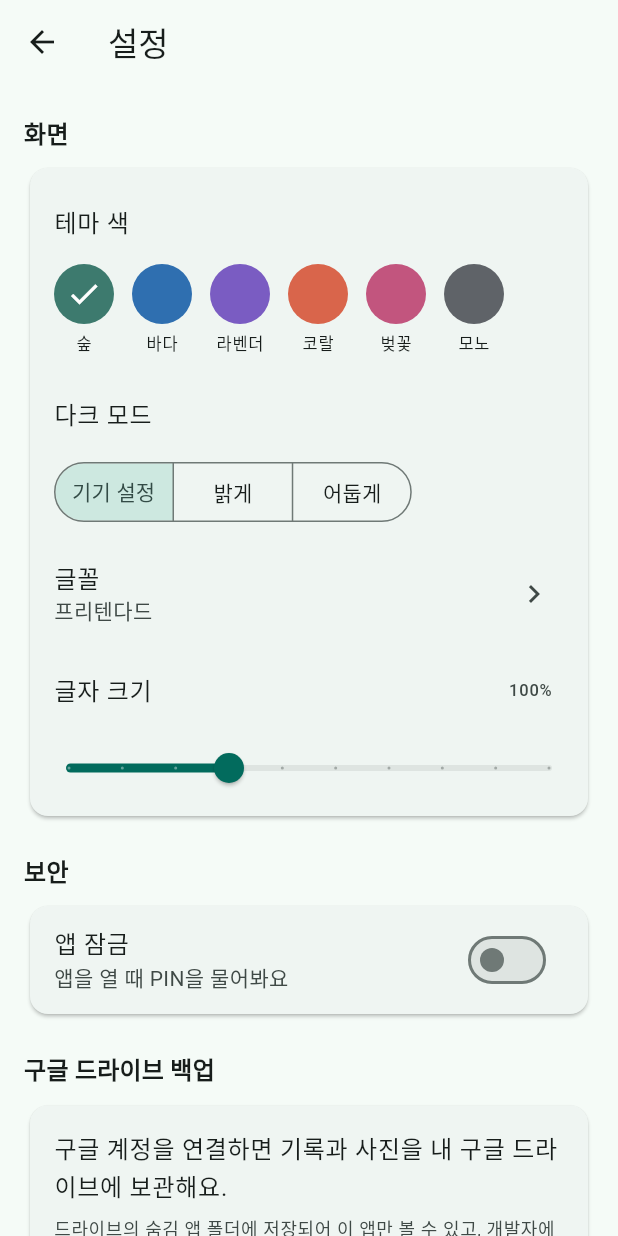
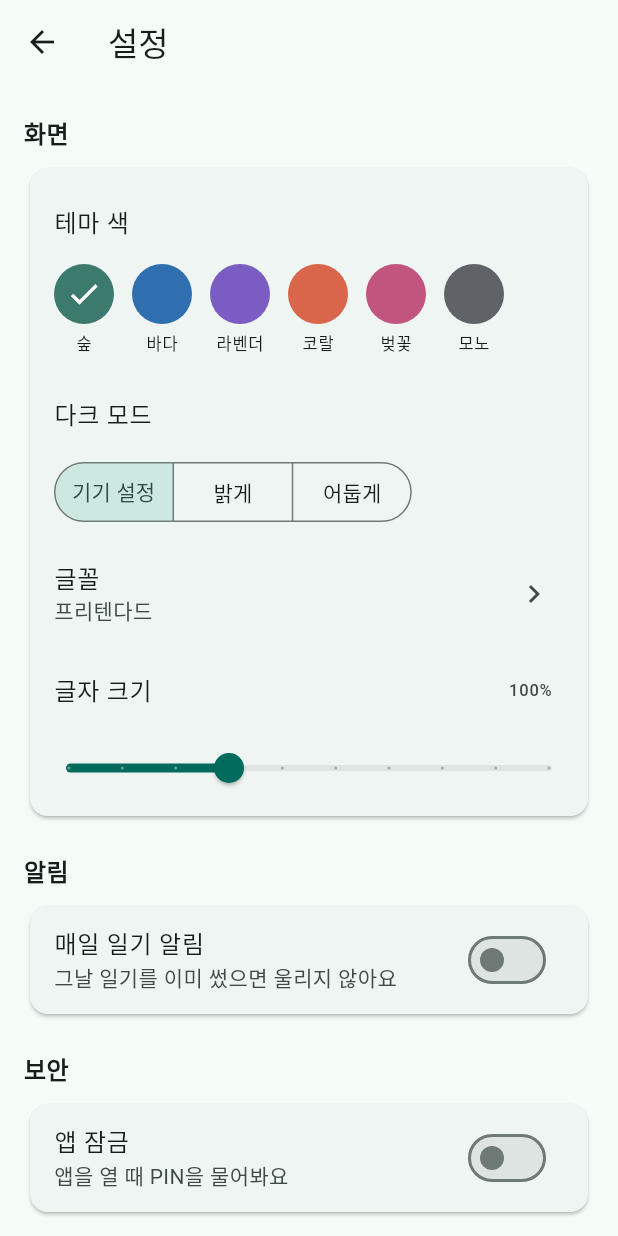
Before and after one commit to rhsung1004-ctrl/Diary, a Flutter app: the screen it shows after launch, after a tap on the "settings" icon, on a phone screen of 412 x 824 dp. Run offline on Flutter 3.47's test engine with Material 3 defaults, Android fonts, the phone set to English and light mode, and no system bars; our stand-ins replace flutter_local_notifications, google_sign_in, image_picker, local_auth, pdf, printing and 1 more; missing offline and left inert: extension_google_sign_in_as_googleapis_auth, googleapis, home_widget; Roboto replaces fonts that are missing (Pretendard); statements that could not run were skipped.

Commit message:
매일 일기 알림 추가
Co-Authored-By: Claude Opus 5.5 <noreply@anthropic.com>
Claude-Session: https://claude.ai/code/session_012ZxAHG6ngqS3zgPbB4wbbK

```diff
--- a/lib/main.dart
+++ b/lib/main.dart
@@ -8,6 +8,7 @@ import 'backup.dart';
 import 'home_widget_sync.dart';
 import 'lock.dart';
 import 'prefs.dart';
+import 'reminder.dart';
 import 'screens/bucket.dart';
 import 'screens/career.dart';
 import 'screens/diary.dart';
@@ -24,6 +25,7 @@ Future<void> main() async {
   AppLock.instance.lockOnStart();
   registerFontLicenses();
   HomeWidgetSync.start();
+  await Reminder.init(); // 알림을 눌러 열린 경우를 알아야 해서 먼저
   runApp(const LifeBoxApp());
   // 구글 로그인 복구 → 필요하면 자동 백업 (화면 표시를 막지 않음)
   unawaited(BackupService.instance.init().then((_) => BackupService.instance.autoBackupIfNeeded()));
@@ -82,6 +84,7 @@ class _ShellState extends State<Shell> with WidgetsBindingObserver {
   int _index = 0;
 
   StreamSubscription<Uri?>? _widgetClicks;
+  StreamSubscription<String?>? _notificationTaps;
 
   @override
   void initState() {
@@ -90,6 +93,11 @@ class _ShellState extends State<Shell> with WidgetsBindingObserver {
     // 홈 화면 위젯을 눌러서 들어온 경우
     HomeWidget.initiallyLaunchedFromHomeWidget().then(_openFromWidget);
     _widgetClicks = HomeWidget.widgetClicked.listen(_openFromWidget);
+    // 일기 알림을 눌러서 들어온 경우
+    if (Reminder.launchPayload == 'diary') _openFromWidget(Uri.parse('lifebox://diary/new'));
+    _notificationTaps = Reminder.taps.listen((p) {
+      if (p == 'diary') _openFromWidget(Uri.parse('lifebox://diary/new'));
+    });
   }
 
   void _openFromWidget(Uri? uri) {
@@ -112,6 +120,7 @@ class _ShellState extends State<Shell> with WidgetsBindingObserver {
   @override
   void dispose() {
     _widgetClicks?.cancel();
+    _notificationTaps?.cancel();
     WidgetsBinding.instance.removeObserver(this);
     super.dispose();
   }
--- a/lib/prefs.dart
+++ b/lib/prefs.dart
@@ -14,6 +14,11 @@ class AppPrefs extends ChangeNotifier {
   ThemeMode themeMode = ThemeMode.system;
   String font = 'pretendard';
   double textScale = 1.0;
+
+  // 일기 알림
+  bool reminderOn = false;
+  int reminderHour = 21;
+  int reminderMinute = 0;
 
   // 앱 잠금
   String? pinHash; // sha256(salt + pin)
@@ -38,6 +43,9 @@ class AppPrefs extends ChangeNotifier {
       pinSalt = m['pinSalt'] as String?;
       biometric = m['biometric'] as bool? ?? false;
       lockRecoveryEmail = m['lockRecoveryEmail'] as String?;
+      reminderOn = m['reminderOn'] as bool? ?? false;
+      reminderHour = m['reminderHour'] as int? ?? 21;
+      reminderMinute = m['reminderMinute'] as int? ?? 0;
     } catch (e) {
       debugPrint('설정 읽기 실패: $e');
     }
@@ -55,6 +63,9 @@ class AppPrefs extends ChangeNotifier {
       'pinSalt': pinSalt,
       'biometric': biometric,
       'lockRecoveryEmail': lockRecoveryEmail,
+      'reminderOn': reminderOn,
+      'reminderHour': reminderHour,
+      'reminderMinute': reminderMinute,
     }));
     await tmp.rename(_file.path);
   }
--- /dev/null
+++ b/lib/reminder.dart
@@ -0,0 +1,89 @@
+import 'dart:async';
+
+import 'package:flutter/material.dart';
+import 'package:flutter_local_notifications/flutter_local_notifications.dart';
+import 'package:timezone/data/latest.dart' as tzdata;
+import 'package:timezone/timezone.dart' as tz;
+
+import 'prefs.dart';
+import 'store.dart';
+
+/// 매일 일기 알림.
+/// 오늘 일기를 이미 썼으면 첫 알림을 내일로 미뤄서, 쓴 날엔 울리지 않게 함.
+class Reminder {
+  static final _plugin = FlutterLocalNotificationsPlugin();
+  static const _id = 1;
+  static final _taps = StreamController<String?>.broadcast();
+  static bool _ready = false;
+
+  /// 알림을 눌러 앱이 열렸을 때의 payload
+  static String? launchPayload;
+  static Stream<String?> get taps => _taps.stream;
+
+  static Future<void> init() async {
+    try {
+      tzdata.initializeTimeZones();
+      await _plugin.initialize(
+        settings: const InitializationSettings(
+          android: AndroidInitializationSettings('ic_notification'),
+        ),
+        onDidReceiveNotificationResponse: (r) => _taps.add(r.payload),
+      );
+      final launch = await _plugin.getNotificationAppLaunchDetails();
+      if (launch?.didNotificationLaunchApp ?? false) {
+        launchPayload = launch!.notificationResponse?.payload;
+      }
+      _ready = true;
+      AppStore.instance.addListener(_onDataChanged);
+      await reschedule();
+    } catch (e) {
+      debugPrint('알림 초기화 실패: $e');
+    }
+  }
+
+  static bool _wroteToday = false;
+  static void _onDataChanged() {
+    final now = DateTime.now();
+    final wrote = AppStore.instance.diaries.any((e) =>
+        e.date.year == now.year && e.date.month == now.month && e.date.day == now.day);
+    if (wrote != _wroteToday) reschedule();
+  }
+
+  static Future<bool> requestPermission() async {
+    final android =
+        _plugin.resolvePlatformSpecificImplementation<AndroidFlutterLocalNotificationsPlugin>();
+    return await android?.requestNotificationsPermission() ?? true;
+  }
+
+  static Future<void> reschedule() async {
+    if (!_ready) return;
+    final prefs = AppPrefs.instance;
+    await _plugin.cancel(id: _id);
+    final now = DateTime.now();
+    _wroteToday = AppStore.instance.diaries.any((e) =>
+        e.date.year == now.year && e.date.month == now.month && e.date.day == now.day);
+    if (!prefs.reminderOn) return;
+
+    var at = DateTime(now.year, now.month, now.day, prefs.reminderHour, prefs.reminderMinute);
+    if (!at.isAfter(now) || _wroteToday) at = at.add(const Duration(days: 1));
+
+    await _plugin.zonedSchedule(
+      id: _id,
+      title: '오늘 하루는 어땠나요?',
+      body: '잠깐 시간 내서 오늘을 기록해 볼까요? ✍️',
+      scheduledDate: tz.TZDateTime.from(at, tz.UTC),
+      notificationDetails: const NotificationDetails(
+        android: AndroidNotificationDetails(
+          'daily_diary',
+          '일기 알림',
+          channelDescription: '매일 정해진 시간에 일기 쓰기를 알려줘요',
+          importance: Importance.defaultImportance,
+          priority: Priority.defaultPriority,
+        ),
+      ),
+      androidScheduleMode: AndroidScheduleMode.inexactAllowWhileIdle,
+      matchDateTimeComponents: DateTimeComponents.time,
+      payload: 'diary',
+    );
+  }
+}
--- a/lib/screens/settings.dart
+++ b/lib/screens/settings.dart
@@ -5,6 +5,7 @@ import '../backup.dart';
 import '../common.dart';
 import '../lock.dart';
 import '../prefs.dart';
+import '../reminder.dart';
 import '../theme.dart';
 
 const _privacyUrl = 'https://github.com/rhsung1004-ctrl/Diary/blob/main/PRIVACY.md';
@@ -19,6 +20,8 @@ class SettingsScreen extends StatelessWidget {
       body: ListView(padding: const EdgeInsets.fromLTRB(16, 0, 16, 32), children: const [
         SectionTitle('화면'),
         _AppearanceSection(),
+        SectionTitle('알림'),
+        _ReminderSection(),
         SectionTitle('보안'),
         _LockSection(),
         SectionTitle('구글 드라이브 백업'),
@@ -135,6 +138,61 @@ class _AppearanceSection extends StatelessWidget {
             child: Text('모든 글꼴은 SIL 오픈 폰트 라이선스로 무료 사용 가능해요.',
                 style: TextStyle(fontSize: 12)),
           ),
+        ]),
+      ),
+    );
+  }
+}
+
+// ───────────────────────── 알림 ─────────────────────────
+class _ReminderSection extends StatelessWidget {
+  const _ReminderSection();
+
+  Future<void> _toggle(BuildContext context, bool on) async {
+    if (on && !await AppLock.instance.runExternal(Reminder.requestPermission)) {
+      if (context.mounted) toast(context, '알림 권한이 꺼져 있어요. 휴대폰 설정에서 허용해 주세요');
+      return;
+    }
+    await AppPrefs.instance.update((p) => p.reminderOn = on);
+    await Reminder.reschedule();
+  }
+
+  Future<void> _pickTime(BuildContext context) async {
+    final prefs = AppPrefs.instance;
+    final t = await showTimePicker(
+      context: context,
+      initialTime: TimeOfDay(hour: prefs.reminderHour, minute: prefs.reminderMinute),
+    );
+    if (t == null) return;
+    await prefs.update((p) {
+      p.reminderHour = t.hour;
+      p.reminderMinute = t.minute;
+    });
+    await Reminder.reschedule();
+  }
+
+  @override
+  Widget build(BuildContext context) {
+    final prefs = AppPrefs.instance;
+    return ListenableBuilder(
+      listenable: prefs,
+      builder: (context, _) => Card(
+        child: Column(children: [
+          SwitchListTile(
+            title: const Text('매일 일기 알림'),
+            subtitle: const Text('그날 일기를 이미 썼으면 울리지 않아요'),
+            value: prefs.reminderOn,
+            onChanged: (v) => _toggle(context, v),
+          ),
+          if (prefs.reminderOn)
+            ListTile(
+              title: const Text('알림 시간'),
+              trailing: Text(
+                TimeOfDay(hour: prefs.reminderHour, minute: prefs.reminderMinute).format(context),
+                style: Theme.of(context).textTheme.titleMedium,
+              ),
+              onTap: () => _pickTime(context),
+            ),
         ]),
       ),
     );
--- a/pubspec.yaml
+++ b/pubspec.yaml
@@ -22,6 +22,10 @@ dependencies:
   pdf: any
   printing: ^5.15.1
   home_widget: any
+  flutter_local_notifications: ^22.3.1
+  timezone: any
+  share_plus: ^13.3.1
+  cross_file: any
 
 dev_dependencies:
   flutter_test:
```
Also changed, not shown: 3 other files.
